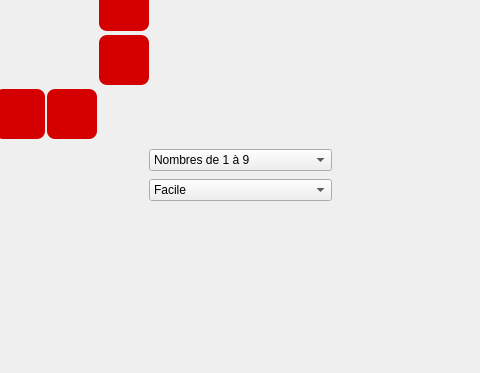
Old version of the form mainwindow.ui in the repository Txikilinux/leterrier-fubuki; both pictures show x 223 to 703 and y 200 to 573 of the 1024 by 573 pixel window.
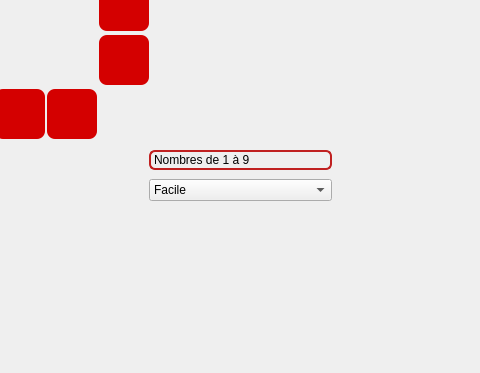
New version of the form. Icons and pictures are not drawn.

Commit message: bricolage en cours sur les boite deroulantes pour integration graphique

Diff of the .ui file:
```diff
--- a/mainwindow.ui
+++ b/mainwindow.ui
@@ -1284,6 +1284,26 @@
          <bold>false</bold>
         </font>
        </property>
+       <property name="styleSheet">
+        <string notr="true">QComboBox {
+    border: 2px solid #C02020;
+    border-radius: 6px;
+	background: transparent;
+}
+     
+QComboBox::drop-down {
+    width: 32px;
+    border-top-right-radius: 3px;
+    border-bottom-right-radius: 3px;
+	background: transparent;
+}
+     
+QComboBox::down-arrow {
+    image: url(:/data/images/fermer);
+    width: 32;
+    height: 32;
+}</string>
+       </property>
        <item>
         <property name="text">
          <string>Nombres de 1 à 9</string>
```
